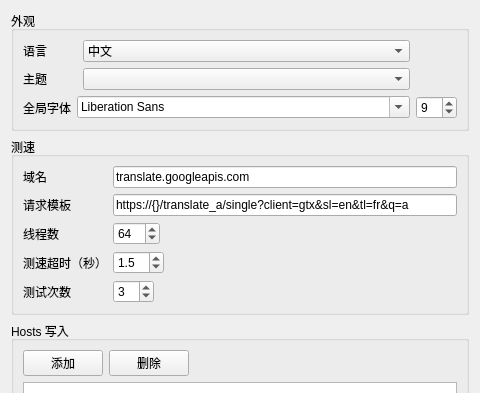
Above: dlgSettings.ui from GoodCoder666/GoogleTranslate_IPFinder before the change; both pictures show x 0 to 480 and y 0 to 393 of the 480 by 574 pixel window. Below: the same form after it.
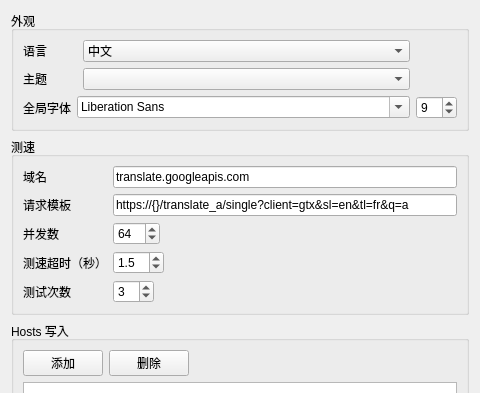
That is the form after the change.

What changed in the file:
```diff
--- a/dlgSettings.ui
+++ b/dlgSettings.ui
@@ -198,7 +198,7 @@
          </sizepolicy>
         </property>
         <property name="text">
-         <string>线程数</string>
+         <string>并发数</string>
         </property>
        </widget>
       </item>
```
